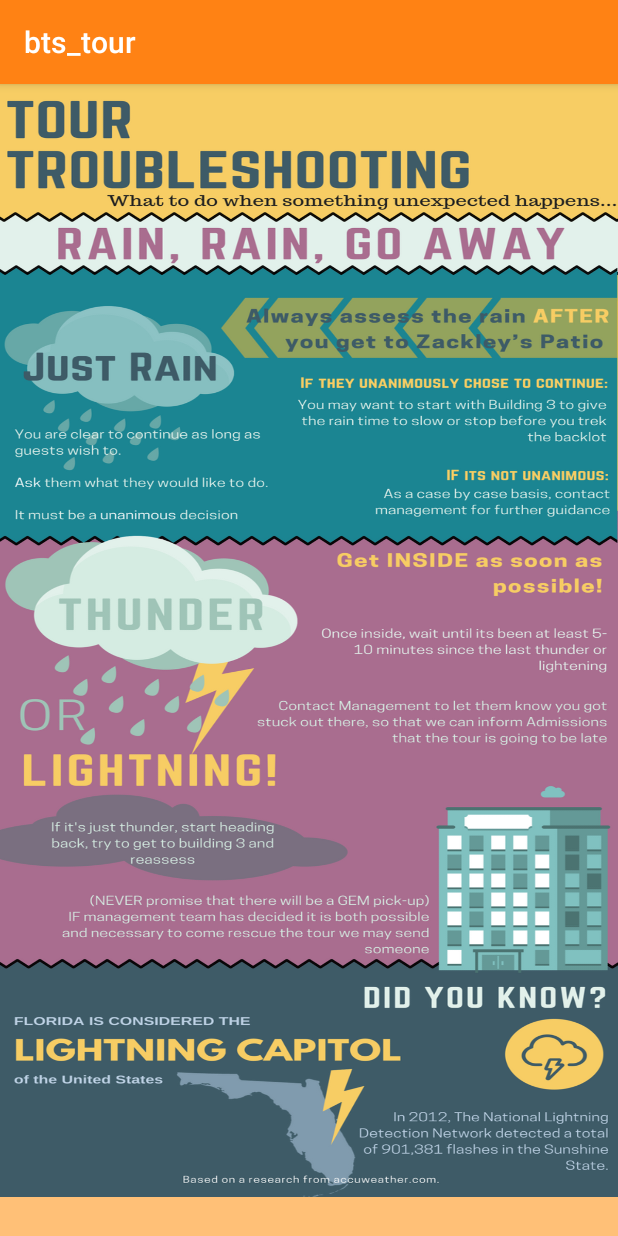
After one commit to Leon-Wilson/bts_tour_app, an Android app: the nav_weather screen opened directly, with no data from a screen before it, on a phone screen of 412 x 824 dp. The commit adds this screen. Run offline under Robolectric (Android 15) with nearby library versions, the phone set to English and light mode, and no system bars.

Commit message:
Added the weather screen to the  navigation menu
Added the short answer template to the question layout

```diff
--- a/bts_tour/app/build.gradle
+++ b/bts_tour/app/build.gradle
@@ -33,4 +33,5 @@ dependencies {
 
 
 
+
 apply plugin: 'com.google.gms.google-services'
--- a/bts_tour/app/src/main/AndroidManifest.xml
+++ b/bts_tour/app/src/main/AndroidManifest.xml
@@ -92,7 +92,8 @@
         <activity
             android:name=".sign_up"
             android:label="@string/title_activity_sign_up"
-            android:theme="@style/app_theme.NoActionBar"></activity>
+            android:theme="@style/app_theme.NoActionBar" />
+        <activity android:name=".nav_weather"></activity>
     </application>
 
 </manifest>
--- a/bts_tour/app/src/main/java/fs/sdvbs/bts_tour/nav_main.java
+++ b/bts_tour/app/src/main/java/fs/sdvbs/bts_tour/nav_main.java
@@ -20,7 +20,7 @@ import android.widget.TextView;
 
 /*
 TODO: Research startActivityForResults() to handle data being updated when user presses back button (look into request codes)
-
+TODO: Create Test Cases for loadStart() functionality
 //*/
 public class nav_main extends AppCompatActivity
         implements NavigationView.OnNavigationItemSelectedListener {
@@ -294,6 +294,10 @@ public class nav_main extends AppCompatActivity
             Intent intent = new Intent(this, nav_script.class);
             startActivityForResult(intent,1);
         }
+        else if (id == R.id.nav_weather) {
+            Intent intent = new Intent(this, nav_weather.class);
+            startActivityForResult(intent,1);
+        }
 //        else if (id == R.id.nav_share) {
 //
 //        } else if (id == R.id.nav_send) {
--- /dev/null
+++ b/bts_tour/app/src/main/java/fs/sdvbs/bts_tour/nav_weather.java
@@ -0,0 +1,13 @@
+package fs.sdvbs.bts_tour;
+
+import android.support.v7.app.AppCompatActivity;
+import android.os.Bundle;
+
+public class nav_weather extends AppCompatActivity {
+
+    @Override
+    protected void onCreate(Bundle savedInstanceState) {
+        super.onCreate(savedInstanceState);
+        setContentView(R.layout.activity_nav_weather);
+    }
+}
--- a/bts_tour/app/src/main/java/fs/sdvbs/bts_tour/question_types.java
+++ b/bts_tour/app/src/main/java/fs/sdvbs/bts_tour/question_types.java
@@ -7,5 +7,6 @@ package fs.sdvbs.bts_tour;
 public enum question_types {
     multiple_choice,
     multiple_answer,
-    fill_in_blank
+    fill_in_blank,
+    short_answer
 }
--- a/bts_tour/app/src/main/java/fs/sdvbs/bts_tour/splash_screen.java
+++ b/bts_tour/app/src/main/java/fs/sdvbs/bts_tour/splash_screen.java
@@ -13,7 +13,10 @@ public class splash_screen extends AppCompatActivity {
         super.onCreate(savedInstanceState);
         setContentView(R.layout.activity_splash_screen);
 
+
         try {
+            player current_player = player.getInstance();
+            current_player.setQuizList();
             Thread.sleep(500);
         } catch (InterruptedException e) {
             e.printStackTrace();
--- /dev/null
+++ b/bts_tour/app/src/main/res/layout/activity_nav_weather.xml
@@ -0,0 +1,33 @@
+<?xml version="1.0" encoding="utf-8"?>
+<android.support.constraint.ConstraintLayout xmlns:android="http://schemas.android.com/apk/res/android"
+    xmlns:app="http://schemas.android.com/apk/res-auto"
+    xmlns:tools="http://schemas.android.com/tools"
+    android:layout_width="match_parent"
+    android:layout_height="match_parent"
+    tools:context="fs.sdvbs.bts_tour.nav_weather">
+
+    <ScrollView
+        android:id="@+id/scrollView2"
+        android:layout_width="0dp"
+        android:layout_height="0dp"
+        app:layout_constraintBottom_toBottomOf="parent"
+        app:layout_constraintEnd_toEndOf="parent"
+        app:layout_constraintStart_toStartOf="parent"
+        app:layout_constraintTop_toTopOf="parent">
+
+        <LinearLayout
+            android:layout_width="match_parent"
+            android:layout_height="wrap_content"
+            android:orientation="vertical">
+
+            <ImageView
+                android:id="@+id/imageView2"
+                android:layout_width="match_parent"
+                android:layout_height="742dp"
+                android:scaleType="fitXY"
+                app:srcCompat="@drawable/tour_troubleshooting_rain"
+                tools:layout_editor_absoluteX="0dp"
+                tools:layout_editor_absoluteY="0dp" />
+        </LinearLayout>
+    </ScrollView>
+</android.support.constraint.ConstraintLayout>
--- a/bts_tour/app/src/main/res/layout/activity_splash_screen.xml
+++ b/bts_tour/app/src/main/res/layout/activity_splash_screen.xml
@@ -1,8 +1,7 @@
 <?xml version="1.0" encoding="utf-8"?>
-<android.support.constraint.ConstraintLayout
-    xmlns:android="http://schemas.android.com/apk/res/android"
+<android.support.constraint.ConstraintLayout xmlns:android="http://schemas.android.com/apk/res/android"
+    xmlns:app="http://schemas.android.com/apk/res-auto"
     xmlns:tools="http://schemas.android.com/tools"
-    xmlns:app="http://schemas.android.com/apk/res-auto"
     android:layout_width="match_parent"
     android:layout_height="match_parent"
     tools:context="fs.sdvbs.bts_tour.splash_screen">
--- a/bts_tour/app/src/main/res/layout/content_quiz.xml
+++ b/bts_tour/app/src/main/res/layout/content_quiz.xml
@@ -20,4 +20,8 @@
     <include
         android:id="@+id/quiz_fill_in"
         layout='@layout/fill_in_question_layout'></include>
+
+    <include
+        android:id="@+id/quiz_short_answer"
+        layout='@layout/short_answer_question_layout'></include>
 </android.support.constraint.ConstraintLayout>
--- a/bts_tour/app/src/main/res/menu/activity_nav_main_drawer.xml
+++ b/bts_tour/app/src/main/res/menu/activity_nav_main_drawer.xml
@@ -33,6 +33,10 @@
             android:icon="@drawable/ic_menu_manage"
             android:title="Contact" />
         <item
+            android:id="@+id/nav_weather"
+            android:icon="@drawable/ic_menu_manage"
+            android:title="Weather" />
+        <item
             android:id="@+id/nav_help"
             android:icon="@drawable/ic_menu_manage"
             android:title="Help" />
```
Also changed, not shown: bts_tour/app/src/main/java/fs/sdvbs/bts_tour/quiz_main.java (+19 -0 lines), bts_tour/app/src/main/java/fs/sdvbs/bts_tour/short_answer.java (added, +52 -0 lines), bts_tour/app/src/main/res/layout/quiz_results_layout.xml (+11 -0 lines), bts_tour/app/src/main/res/layout/short_answer_question_layout.xml (added, +49 -0 lines), bts_tour/app/src/main/res/drawable/tour_troubleshooting_rain.png (added), 1 other file.
